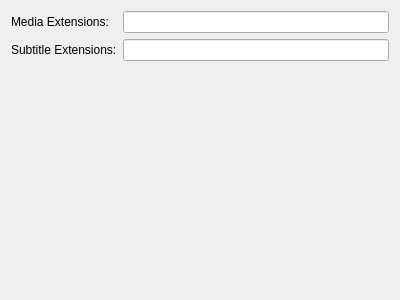
First picture: the form in Preferences/UI/Extensions.ui, repository towel42-com/MediaManager, before the edit.
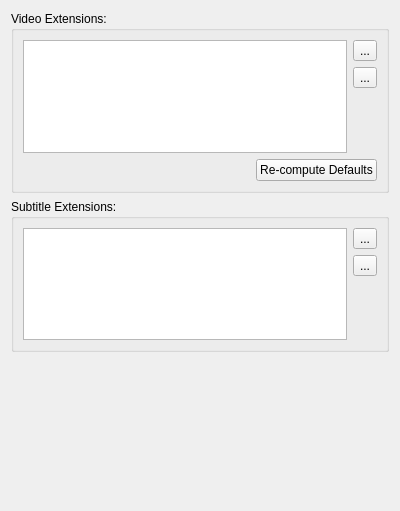
Second picture: the form after the edit. Icons and pictures are not drawn.

Commit message: Extensions are lists not a string

Patch:
```diff
--- a/Preferences/UI/Extensions.ui
+++ b/Preferences/UI/Extensions.ui
@@ -7,43 +7,139 @@
     <x>0</x>
     <y>0</y>
     <width>400</width>
-    <height>300</height>
+    <height>511</height>
    </rect>
   </property>
   <property name="windowTitle">
    <string>Form</string>
   </property>
   <layout class="QGridLayout" name="gridLayout">
-   <item row="0" column="0">
-    <widget class="QLabel" name="label_5">
-     <property name="text">
-      <string>Media Extensions:</string>
+   <item row="0" column="0" colspan="2">
+    <widget class="QGroupBox" name="groupBox">
+     <property name="title">
+      <string>Video Extensions:</string>
      </property>
+     <layout class="QGridLayout" name="gridLayout_2">
+      <item row="0" column="0" rowspan="3">
+       <widget class="QListWidget" name="videoExtensions">
+        <property name="sortingEnabled">
+         <bool>true</bool>
+        </property>
+       </widget>
+      </item>
+      <item row="0" column="1">
+       <widget class="QToolButton" name="addVideoExt">
+        <property name="text">
+         <string>...</string>
+        </property>
+        <property name="icon">
+         <iconset resource="../../SABUtils/resources/SABUtils.qrc">
+          <normaloff>:/SABUtilsResources/add.png</normaloff>:/SABUtilsResources/add.png</iconset>
+        </property>
+       </widget>
+      </item>
+      <item row="1" column="1">
+       <widget class="QToolButton" name="delVideoExt">
+        <property name="text">
+         <string>...</string>
+        </property>
+        <property name="icon">
+         <iconset resource="../../SABUtils/resources/SABUtils.qrc">
+          <normaloff>:/SABUtilsResources/delete.png</normaloff>:/SABUtilsResources/delete.png</iconset>
+        </property>
+       </widget>
+      </item>
+      <item row="2" column="1">
+       <spacer name="verticalSpacer">
+        <property name="orientation">
+         <enum>Qt::Vertical</enum>
+        </property>
+        <property name="sizeHint" stdset="0">
+         <size>
+          <width>20</width>
+          <height>40</height>
+         </size>
+        </property>
+       </spacer>
+      </item>
+      <item row="3" column="0" colspan="2">
+       <layout class="QHBoxLayout" name="horizontalLayout">
+        <item>
+         <spacer name="horizontalSpacer">
+          <property name="orientation">
+           <enum>Qt::Horizontal</enum>
+          </property>
+          <property name="sizeHint" stdset="0">
+           <size>
+            <width>40</width>
+            <height>20</height>
+           </size>
+          </property>
+         </spacer>
+        </item>
+        <item>
+         <widget class="QPushButton" name="recomputeBtn">
+          <property name="text">
+           <string>Re-compute Defaults</string>
+          </property>
+         </widget>
+        </item>
+       </layout>
+      </item>
+     </layout>
     </widget>
    </item>
-   <item row="0" column="1">
-    <widget class="QLineEdit" name="mediaExtensions">
-     <property name="sizePolicy">
-      <sizepolicy hsizetype="Expanding" vsizetype="Fixed">
-       <horstretch>0</horstretch>
-       <verstretch>0</verstretch>
-      </sizepolicy>
-     </property>
-     <property name="text">
-      <string/>
-     </property>
-    </widget>
-   </item>
-   <item row="1" column="0">
-    <widget class="QLabel" name="label_2">
-     <property name="text">
+   <item row="1" column="0" colspan="2">
+    <widget class="QGroupBox" name="groupBox_2">
+     <property name="title">
       <string>Subtitle Extensions:</string>
      </property>
+     <layout class="QGridLayout" name="gridLayout_3">
+      <item row="1" column="1">
+       <widget class="QToolButton" name="addSubExt">
+        <property name="text">
+         <string>...</string>
+        </property>
+        <property name="icon">
+         <iconset resource="../../SABUtils/resources/SABUtils.qrc">
+          <normaloff>:/SABUtilsResources/add.png</normaloff>:/SABUtilsResources/add.png</iconset>
+        </property>
+       </widget>
+      </item>
+      <item row="2" column="1">
+       <widget class="QToolButton" name="delSubExt">
+        <property name="text">
+         <string>...</string>
+        </property>
+        <property name="icon">
+         <iconset resource="../../SABUtils/resources/SABUtils.qrc">
+          <normaloff>:/SABUtilsResources/delete.png</normaloff>:/SABUtilsResources/delete.png</iconset>
+        </property>
+       </widget>
+      </item>
+      <item row="3" column="1">
+       <spacer name="verticalSpacer_2">
+        <property name="orientation">
+         <enum>Qt::Vertical</enum>
+        </property>
+        <property name="sizeHint" stdset="0">
+         <size>
+          <width>20</width>
+          <height>40</height>
+         </size>
+        </property>
+       </spacer>
+      </item>
+      <item row="1" column="0" rowspan="3">
+       <widget class="QListWidget" name="subtitleExtensions">
+        <property name="sortingEnabled">
+         <bool>true</bool>
+        </property>
+       </widget>
+      </item>
+     </layout>
     </widget>
    </item>
-   <item row="1" column="1">
-    <widget class="QLineEdit" name="subtitleExtensions"/>
-   </item>
    <item row="2" column="0">
     <spacer name="verticalSpacer_6">
      <property name="orientation">
```
Left out of the diff: 4 changed lines with no effect on the pictures. The commit also changes 2 other files.
